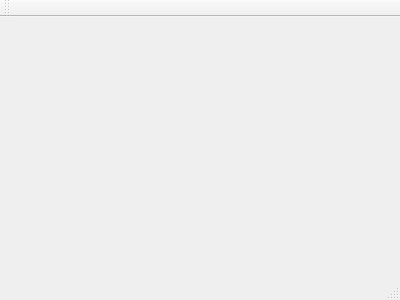
Above: SuperMemo/mainwindow.ui from dampo21/ZPR-Projekt-SuperMemo before the change. Below: the same form after it.
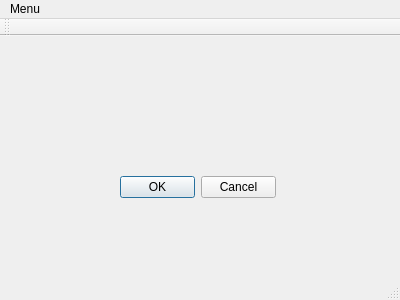
That is the form after the change.

What changed in the file:
```diff
--- a/SuperMemo/mainwindow.ui
+++ b/SuperMemo/mainwindow.ui
@@ -12,13 +12,54 @@
   <property name="windowTitle" >
    <string>MainWindow</string>
   </property>
-  <widget class="QMenuBar" name="menuBar" />
-  <widget class="QToolBar" name="mainToolBar" />
-  <widget class="QWidget" name="centralWidget" />
-  <widget class="QStatusBar" name="statusBar" />
+  <widget class="QWidget" name="centralWidget">
+   <widget class="QDialogButtonBox" name="buttonBox">
+    <property name="geometry">
+     <rect>
+      <x>120</x>
+      <y>140</y>
+      <width>156</width>
+      <height>23</height>
+     </rect>
+    </property>
+    <property name="standardButtons">
+     <set>QDialogButtonBox::Cancel|QDialogButtonBox::Ok</set>
+    </property>
+   </widget>
+  </widget>
+  <widget class="QMenuBar" name="menuBar">
+   <property name="geometry">
+    <rect>
+     <x>0</x>
+     <y>0</y>
+     <width>400</width>
+     <height>21</height>
+    </rect>
+   </property>
+   <widget class="QMenu" name="menuMenu">
+    <property name="title">
+     <string>Menu</string>
+    </property>
+    <addaction name="actionZamknij"/>
+   </widget>
+   <addaction name="menuMenu"/>
+  </widget>
+  <widget class="QToolBar" name="mainToolBar">
+   <attribute name="toolBarArea">
+    <enum>TopToolBarArea</enum>
+   </attribute>
+   <attribute name="toolBarBreak">
+    <bool>false</bool>
+   </attribute>
+  </widget>
+  <widget class="QStatusBar" name="statusBar"/>
+  <action name="actionZamknij">
+   <property name="text">
+    <string>Zamknij</string>
+   </property>
+  </action>
  </widget>
- <layoutDefault spacing="6" margin="11" />
- <pixmapfunction></pixmapfunction>
+ <layoutdefault spacing="6" margin="11"/>
  <resources/>
  <connections/>
 </ui>
```
Left out of the diff: 7 changed lines with no effect on the pictures.
